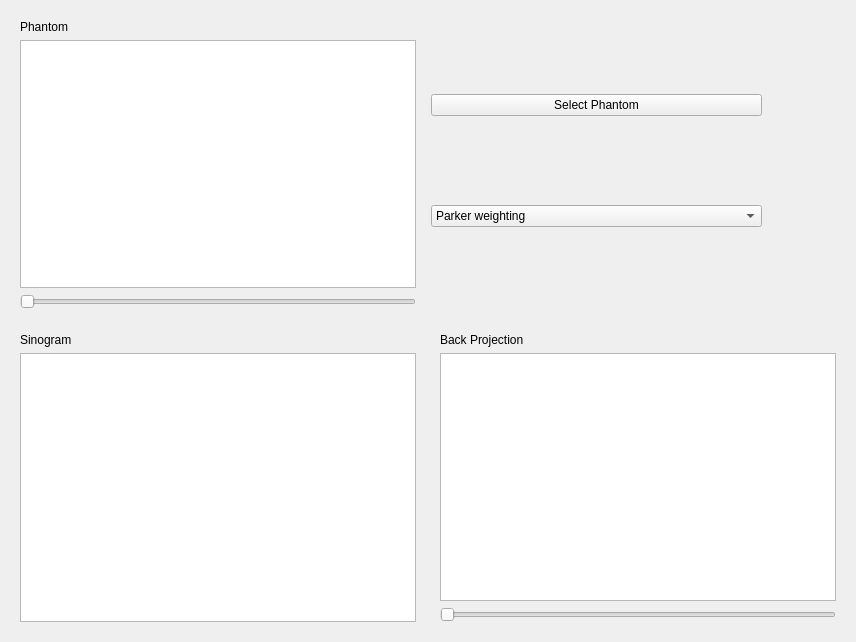
The window that fanGUI_Project.ui (alPreuhs/InteractiveReconstruction) describes before a commit, drawn with Qt 5.
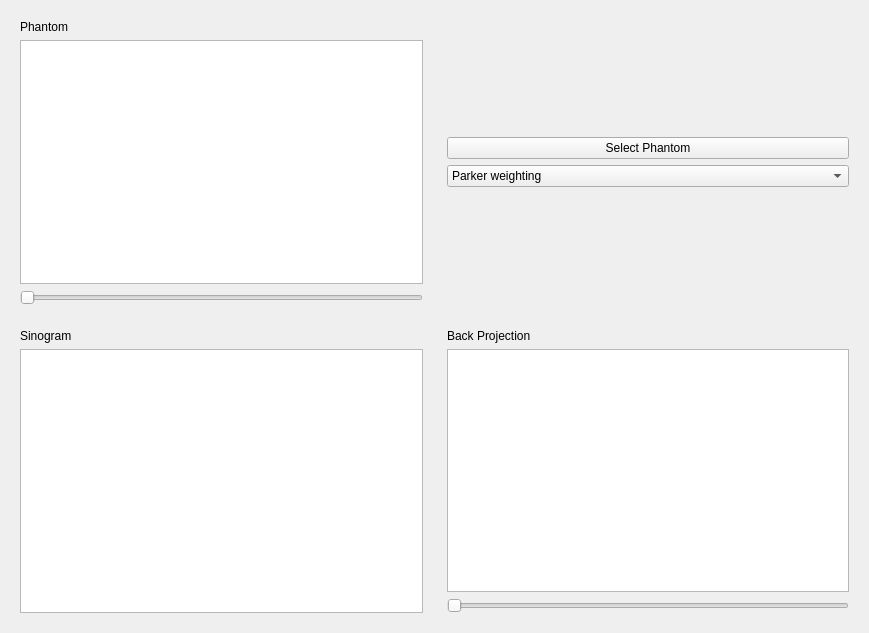
The same window after the commit.

What changed in the file:
```diff
--- a/fanGUI_Project.ui
+++ b/fanGUI_Project.ui
@@ -6,8 +6,8 @@
    <rect>
     <x>0</x>
     <y>0</y>
-    <width>856</width>
-    <height>642</height>
+    <width>869</width>
+    <height>633</height>
    </rect>
   </property>
   <property name="windowTitle">
@@ -137,15 +137,8 @@
        <property name="frameShadow">
         <enum>QFrame::Raised</enum>
        </property>
-       <widget class="QWidget" name="layoutWidget">
-        <property name="geometry">
-         <rect>
-          <x>0</x>
-          <y>0</y>
-          <width>331</width>
-          <height>299</height>
-         </rect>
-        </property>
+       <layout class="QVBoxLayout" name="verticalLayout_5">
+        <item>
         <layout class="QVBoxLayout" name="verticalLayout_4">
          <item>
           <widget class="QPushButton" name="pB_PhantomSelect">
@@ -174,7 +167,8 @@
           </widget>
          </item>
         </layout>
-       </widget>
+        </item>
+       </layout>
       </widget>
      </item>
     </layout>
```
Lines whose indentation alone changed are shown as unchanged.
